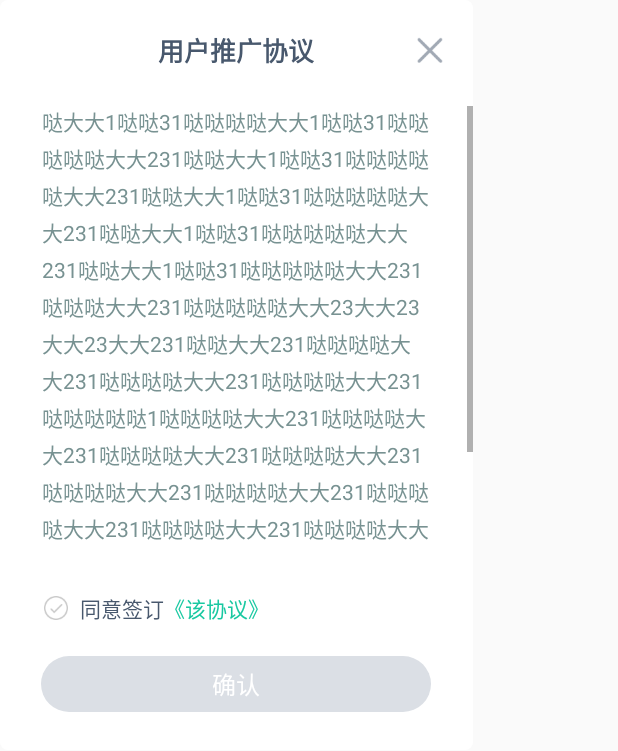
After one commit to walkeZ/WalkeBase, an Android app: the layout dialog_agreement.xml on its own in the app's theme, with its tools: preview values and no code run, on a phone screen of 412 x 824 dp. The commit adds this screen. Shown: the top 751 px of the screen. Run offline under Robolectric (Android 15) with nearby library versions, the light colour scheme and no system bars; Roboto replaces fonts that are not available here.

Commit message:
新增一个弹窗样例

```diff
--- /dev/null
+++ b/app/src/main/res/drawable/checkbox_agreement.xml
@@ -0,0 +1,6 @@
+<?xml version="1.0" encoding="utf-8"?>
+<selector xmlns:android="http://schemas.android.com/apk/res/android">
+<item android:state_checked="true" android:drawable="@mipmap/ico_agreement_sel"/>
+    <item android:state_checked="false" android:drawable="@mipmap/ico_agreement_nsel"/>
+
+</selector>
--- /dev/null
+++ b/app/src/main/res/drawable/corner_18c8a1_full.xml
@@ -0,0 +1,12 @@
+<?xml version="1.0" encoding="utf-8"?>
+<shape xmlns:android="http://schemas.android.com/apk/res/android"
+    android:shape="rectangle">
+
+    <solid android:color="#18C8A1" />
+
+    <size android:height="26dp"
+        android:width="96dp"/>
+
+    <corners
+        android:radius="100dp"/>
+</shape>
--- /dev/null
+++ b/app/src/main/res/drawable/corner_bg_dialog.xml
@@ -0,0 +1,6 @@
+<?xml version="1.0" encoding="utf-8"?>
+<shape xmlns:android="http://schemas.android.com/apk/res/android"
+    android:shape="rectangle" >
+    <solid android:color="@android:color/white" />
+    <corners android:radius="5dp" />
+</shape>
--- /dev/null
+++ b/app/src/main/res/drawable/corner_dbdfe5_full.xml
@@ -0,0 +1,12 @@
+<?xml version="1.0" encoding="utf-8"?>
+<shape xmlns:android="http://schemas.android.com/apk/res/android"
+    android:shape="rectangle">
+
+    <solid android:color="#DBDFE5" />
+
+    <size android:height="26dp"
+        android:width="96dp"/>
+
+    <corners
+        android:radius="100dp"/>
+</shape>
--- /dev/null
+++ b/app/src/main/res/drawable/selector_half_18ca1_dbdfe5.xml
@@ -0,0 +1,5 @@
+<?xml version="1.0" encoding="utf-8"?>
+<selector xmlns:android="http://schemas.android.com/apk/res/android">
+    <item android:state_enabled="false" android:drawable="@drawable/corner_dbdfe5_full"/>
+    <item android:state_enabled="true" android:drawable="@drawable/corner_18c8a1_full"/>
+</selector>
--- /dev/null
+++ b/app/src/main/res/layout/dialog_agreement.xml
@@ -0,0 +1,110 @@
+<?xml version="1.0" encoding="utf-8"?>
+<RelativeLayout xmlns:android="http://schemas.android.com/apk/res/android"
+    xmlns:app="http://schemas.android.com/apk/res-auto"
+    xmlns:tools="http://schemas.android.com/tools"
+    android:layout_width="315dp"
+    android:layout_height="500dp"
+    android:clipChildren="true">
+
+    <RelativeLayout
+        android:layout_width="match_parent"
+        android:layout_height="wrap_content"
+        android:layout_centerInParent="true"
+        android:background="@drawable/corner_bg_dialog">
+
+        <FrameLayout
+            android:id="@+id/fl_1"
+            android:layout_width="match_parent"
+            android:layout_height="wrap_content"
+            android:layout_marginTop="20dp"
+            android:orientation="horizontal"
+            android:gravity="center_vertical">
+            <TextView
+                android:id="@+id/dialog_agreement_title_tv"
+                android:layout_width="wrap_content"
+                android:layout_height="wrap_content"
+                android:layout_gravity="center"
+                android:textColor="#48586D"
+                android:textSize="17sp"
+                android:textStyle="bold"
+                tools:text="用户推广协议" />
+
+            <ImageView
+                android:id="@+id/dialog_agreement_img_close"
+                android:layout_width="17dp"
+                android:layout_height="17dp"
+                android:layout_marginRight="20dp"
+                android:layout_gravity="right|center_vertical"
+                android:src="@mipmap/ico_agreement_close" />
+        </FrameLayout>
+
+
+        <ScrollView
+            android:id="@+id/dialog_agreement_content_sv"
+            android:layout_width="match_parent"
+            android:layout_height="300dp"
+            android:layout_below="@id/fl_1"
+            android:layout_marginTop="24dp">
+
+            <TextView
+                android:id="@+id/dialog_agreement_content_tv"
+                android:layout_width="match_parent"
+                android:layout_height="wrap_content"
+                android:layout_marginLeft="28dp"
+                android:layout_marginRight="27dp"
+                android:lineSpacingMultiplier="1.2"
+                android:textColor="#789292"
+                android:textSize="14sp"
+                tools:text="哒大大1哒哒31哒哒哒哒大大1哒哒31哒哒哒哒哒大大231哒哒大大1哒哒31哒哒哒哒哒大大231哒哒大大1哒哒31哒哒哒哒哒大大231哒哒大大1哒哒31哒哒哒哒哒大大231哒哒大大1哒哒31哒哒哒哒哒大大231哒哒哒大大231哒哒哒哒哒大大23大大23大大23大大231哒哒大大231哒哒哒哒大大231哒哒哒哒大大231哒哒哒哒大大231哒哒哒哒哒1哒哒哒哒大大231哒哒哒哒大大231哒哒哒哒大大231哒哒哒哒大大231哒哒哒哒大大231哒哒哒哒大大231哒哒哒哒大大231哒哒哒哒大大231哒哒哒哒大大231哒哒哒哒大大231哒哒哒哒大大231哒哒哒哒大大231哒哒哒哒大大231哒哒哒哒大大231哒哒哒哒大大231哒哒哒哒大大231哒哒哒哒大大231哒哒哒哒大大231" />
+        </ScrollView>
+
+        <LinearLayout
+            android:id="@+id/ll_2"
+            android:layout_width="wrap_content"
+            android:layout_height="wrap_content"
+            android:gravity="center_vertical"
+            android:layout_marginLeft="29dp"
+            android:layout_marginTop="24dp"
+            android:layout_below="@id/dialog_agreement_content_sv"
+            android:orientation="horizontal">
+
+            <CheckBox
+                android:id="@+id/dialog_agreement_cb"
+                android:layout_width="16dp"
+                android:layout_height="16dp"
+                android:background="@drawable/checkbox_agreement"
+                android:button="@null" />
+
+            <TextView
+                android:id="@+id/tv_main_index"
+                android:layout_width="wrap_content"
+                android:layout_height="wrap_content"
+                android:layout_marginLeft="8dp"
+                android:text="同意签订"
+                android:textColor="#48586D"
+                android:textSize="14sp" />
+
+            <TextView
+                android:layout_width="wrap_content"
+                android:layout_height="wrap_content"
+                android:text="《该协议》"
+                android:textColor="#18C8A1"
+                android:textSize="14sp" />
+        </LinearLayout>
+
+
+        <Button
+            android:id="@+id/dialog_agreement_btn_confirm"
+            android:layout_width="260dp"
+            android:layout_height="40dp"
+            android:layout_below="@id/ll_2"
+            android:layout_centerHorizontal="true"
+            android:layout_marginTop="21dp"
+            android:layout_marginBottom="25dp"
+            android:background="@drawable/selector_half_18ca1_dbdfe5"
+            android:enabled="false"
+            android:text="确认"
+            android:textColor="@color/white"
+            android:textSize="16sp" />
+    </RelativeLayout>
+</RelativeLayout>
```
Also changed, not shown: app/src/main/java/com/hui/huiheight/util/DialogUtil.java (+12 -0 lines), app/src/main/java/com/hui/huiheight/util/dialog/AgreeHelper.java (added, +31 -0 lines), app/src/main/java/com/hui/huiheight/util/dialog/AgreementDialog.java (added, +93 -0 lines), app/src/main/res/anim/dialog_buttom_in.xml (added, +11 -0 lines), app/src/main/res/anim/dialog_buttom_out.xml (added, +11 -0 lines), app/src/main/res/values/styles.xml (+24 -0 lines), app/src/main/res/mipmap-xhdpi/ico_agreement_close.png (added), app/src/main/res/mipmap-xhdpi/ico_agreement_nsel.png (added), app/src/main/res/mipmap-xhdpi/ico_agreement_sel.png (added).
